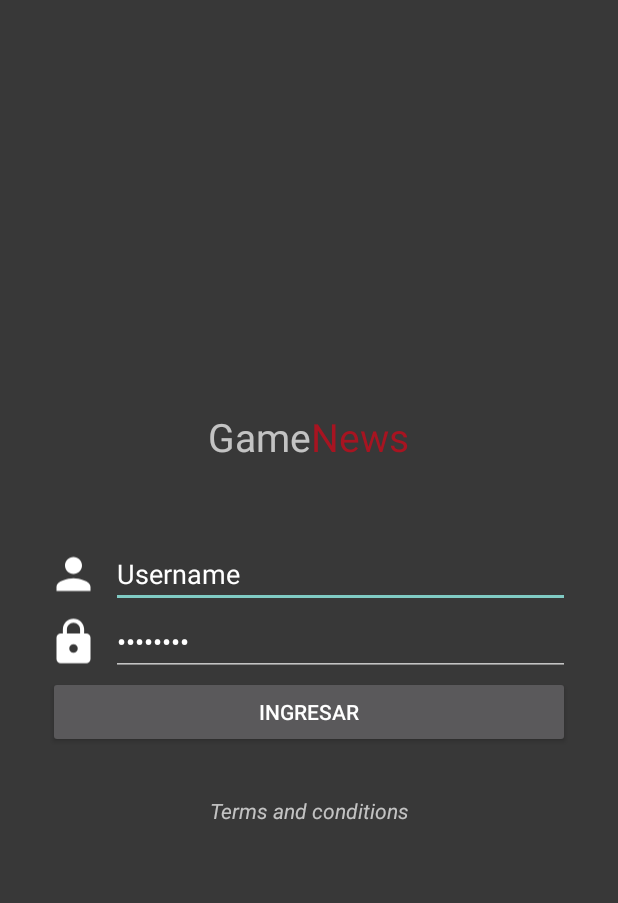
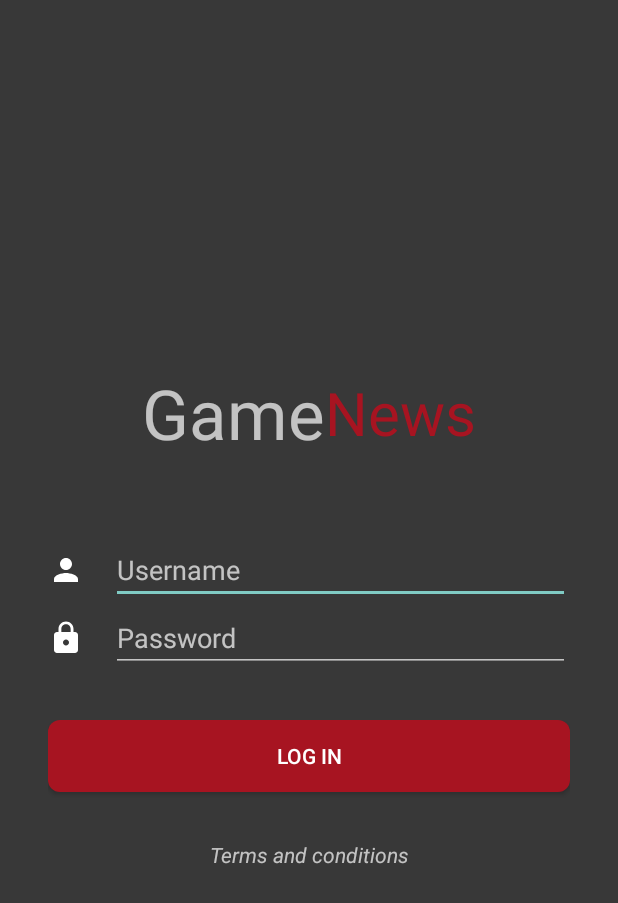
Before and after one commit to CarlosDubon/GameNews, an Android app: the screen it shows after launch (LogginActivity), on a phone screen of 412 x 824 dp. Shown: the top 903 px of the screen. Run offline under Robolectric (Android 15) with nearby library versions, the phone set to English and light mode, and no system bars; our stand-ins replace RxJava; Roboto replaces fonts that are not available here.

Commit message:
cambio de diseño login

```diff
--- /dev/null
+++ b/app/src/main/res/drawable/button_loggin.xml
@@ -0,0 +1,7 @@
+<?xml version="1.0" encoding="utf-8"?>
+<shape android:shape="rectangle"
+    xmlns:android="http://schemas.android.com/apk/res/android">
+    <corners android:radius="8dp"/>
+    <solid android:color="@color/colorAccent"/>
+
+</shape>
--- a/app/src/main/res/layout/activity_loggin.xml
+++ b/app/src/main/res/layout/activity_loggin.xml
@@ -26,14 +26,14 @@
                 android:layout_height="wrap_content"
                 android:fontFamily="@font/bungee_inline"
                 android:text="Game"
-                android:textSize="26sp"/>
+                android:textSize="46sp"/>
 
             <TextView
                 android:layout_width="wrap_content"
                 android:layout_height="wrap_content"
                 android:fontFamily="@font/bungee_inline"
                 android:text="News"
-                android:textSize="26sp"
+                android:textSize="40sp"
                 android:textColor="@color/colorAccent"/>
         </LinearLayout>
         <TextView
@@ -49,11 +49,11 @@
             android:layout_height="wrap_content"
             android:orientation="horizontal">
 
-            <ImageView
+            <TextView
                 android:layout_width="0dp"
                 android:layout_height="match_parent"
                 android:layout_weight="0.1"
-                android:src="@drawable/ic_person_white"
+                android:drawableStart="@drawable/ic_person_white"
                 />
             <EditText
                 android:id="@+id/text_username_loggin"
@@ -61,19 +61,20 @@
                 android:layout_weight="0.9"
                 android:layout_width="0dp"
                 android:layout_height="wrap_content"
-                android:text="@string/text_username"
+                android:hint="@string/text_username"
                 />
         </LinearLayout>
         <LinearLayout
             android:layout_width="match_parent"
             android:layout_height="wrap_content"
-            android:orientation="horizontal">
+            android:orientation="horizontal"
+            android:layout_marginBottom="32dp">
 
-            <ImageView
+            <TextView
                 android:layout_width="0dp"
                 android:layout_height="match_parent"
                 android:layout_weight="0.1"
-                android:src="@drawable/ic_lock_white"
+                android:drawableStart="@drawable/ic_lock_white"
                 />
             <EditText
                 android:id="@+id/text_password_loggin"
@@ -81,7 +82,7 @@
                 android:layout_weight="0.9"
                 android:layout_width="0dp"
                 android:layout_height="wrap_content"
-                android:text="@string/text_password"
+                android:hint="@string/text_password"
                 android:inputType="textPassword"
                 />
         </LinearLayout>
@@ -91,6 +92,7 @@
             android:layout_height="wrap_content"
             android:text="@string/text_ingresar"
             android:layout_marginBottom="32dp"
+            android:background="@drawable/button_loggin"
             />
         <TextView
             android:layout_width="match_parent"
--- a/app/src/main/res/values/strings.xml
+++ b/app/src/main/res/values/strings.xml
@@ -11,7 +11,7 @@
     <string name="text_categoria">Categoria</string>
     <string name="text_username">Username</string>
     <string name="text_password">Password</string>
-    <string name="text_ingresar">INGRESAR</string>
+    <string name="text_ingresar">LOG IN</string>
     <string name="text_terminos_y_condiciones">Terms and conditions</string>
     <string name="text_ups_the_credentials_are_wrongs">Ups... The credentials are wrongs</string>
 </resources>
```
